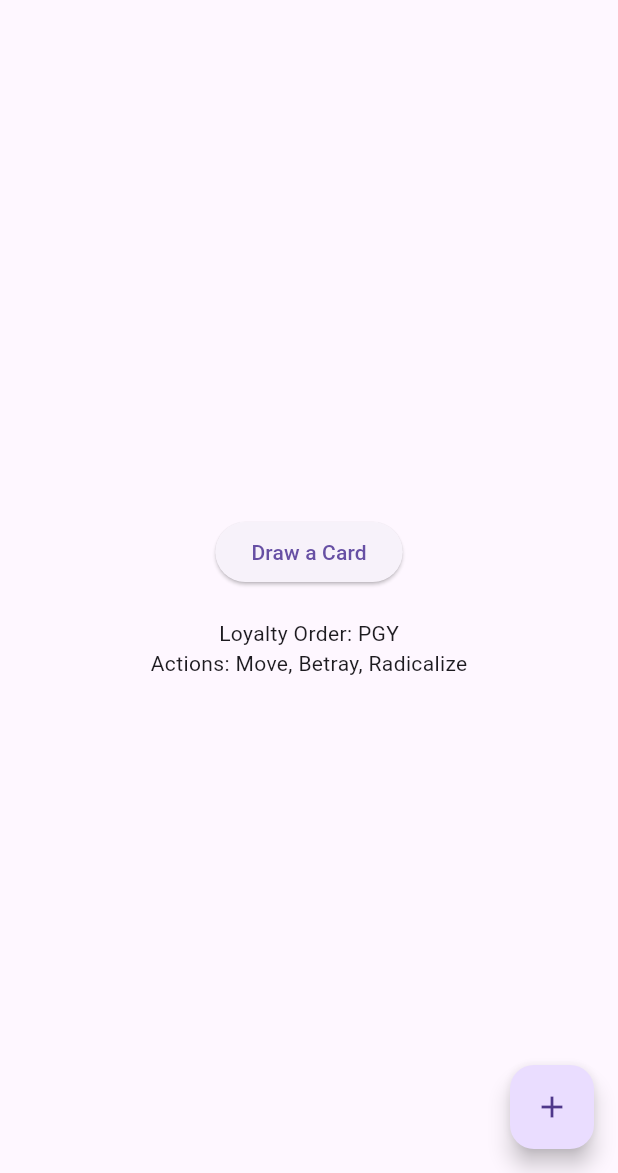
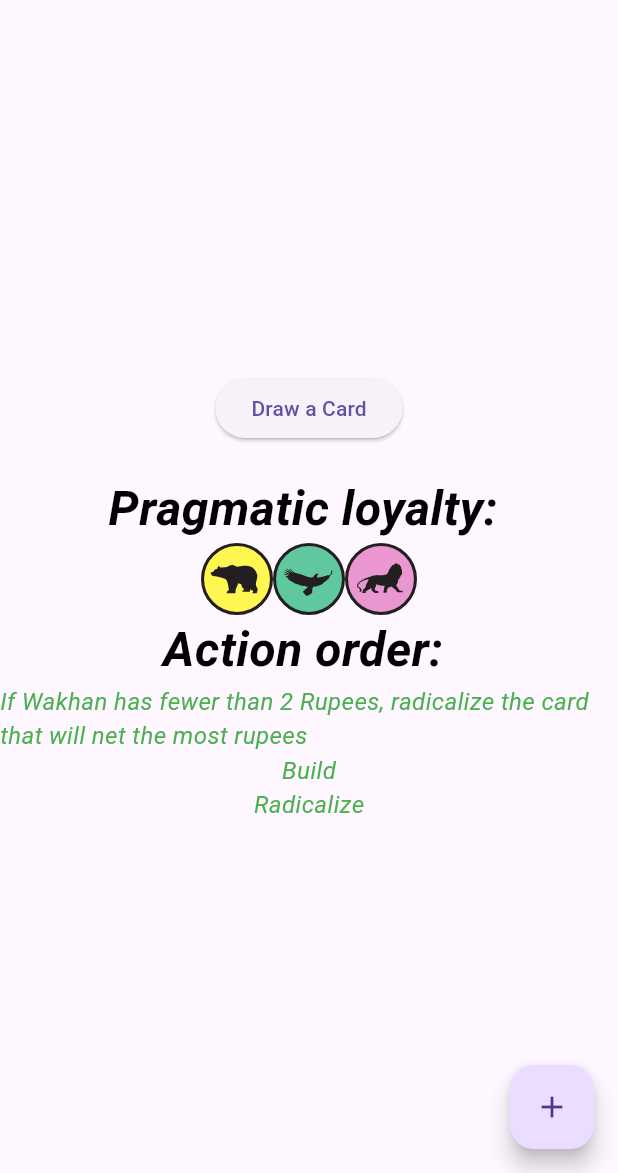
Before and after one commit to SimonKarfunkel/PP2E_WakhanCompanion, a Flutter app: the screen it shows after launch, on a phone screen of 412 x 824 dp, the part 63-1236 px from its top. Run offline on Flutter 3.47's test engine with Material 3 defaults, Android fonts, the light colour scheme and no system bars; our stand-ins replace flutter_svg.

Commit message:
Changed layout and added functionality to render SVGs.

```diff
--- a/lib/main.dart
+++ b/lib/main.dart
@@ -1,5 +1,7 @@
 import 'package:flutter/material.dart';
 import 'dart:math';
+import 'package:flutter_svg/flutter_svg.dart';
+
 
 
 
@@ -19,15 +21,25 @@ class Card {
   Card(this.loyaltyOrder, this.actions, this.redArrowPos, this.blackArrowPos, this.regionPriority, this.backUpperPos, this.numberOrder);
 }
 
-//R = RECTANGLE = KANDAHAR
-//O = OCTAGON = HERAT
-//S = STAR = PERSIA
-//P = PENTAGON = KABUL
-//A = DOUBLE STAR = TRANSCASPIA
-//C = CIRCLE = PUNJAB
+  // Creating a map with shape abbreviations and their corresponding full names
+  Map<String, String> shapeMap = {
+    'R': 'RECTANGLE',
+    'O': 'OCTAGON',
+    'S': 'STAR',
+    'P': 'PENTAGON',
+    'A': 'DOUBLE STAR',
+    'C': 'CIRCLE',
+  };
+
+    // Creating a map with shape abbreviations and their corresponding full names
+  Map<String, String> loyaltyMap = {
+    'G': 'graphics/green.svg',
+    'P': 'graphics/pink.svg',
+    'Y': 'graphics/yellow.svg',
+  };
 
 
-
+//  ${shapeMap['R']}
 
 final List<Card> cards = [
   Card("PGY", ["Move", "Betray", "Radicalize"], 1, 4, "ROSPAC", "TOP", [1,2,3,4,5,0]),
@@ -36,10 +48,8 @@ final List<Card> cards = [
   Card("GPY", ["If Wakhan has no card with the move action, radicalize a card with move action", "Move", "Radicalize"], 1, 0, "SRPOCA", "BOTTOM", [5,0,1,2,3,4]),
   Card("YGP", ["Tax", "If military cards are favored, radicalize the highest ranked military card", "Radicalize"], 1, 2, "APRSOC", "TOP", [3,4,5,0,1,2]),
   Card("GYP", ["Battle on the highest priority court card with the most spies where Wakhan also has at least one spy", "Battle", "Radicalize"], 0, 3, "PASCRO", "BOTTOM", [2,3,4,5,0,1]),
-
-  Card("PGY", ["Move", "Betray", "Radicalize"], 1, 4, "ROSPAC", "TOP", [1,2,3,4,5,0]),
-
-  Card("PGY", ["Move", "Betray", "Radicalize"], 1, 4, "ROSPAC", "TOP", [1,2,3,4,5,0]),
+  Card("GPY", ["If Wakhan has fewer spies than any other player then radicalize the highest ranked intelligence card", "Battle on the highest priority court card with the most spies where Wakhan also has at least one spy", "Radicalize"], 1, 1, "SAPCRO", "TOP", [4,5,0,1,2,3]),
+  Card("YGP", ["If Wakhan has fewer than 2 Rupees, radicalize the card that will net the most rupees", "Build", "Radicalize"], 1, 1, "ROPASC", "BOTTOM", [2,3,4,5,0,1]),
 
   Card("PGY", ["Move", "Betray", "Radicalize"], 1, 4, "ROSPAC", "TOP", [1,2,3,4,5,0]),
 
@@ -171,13 +181,60 @@ class _MyHomePageState extends State<MyHomePage> {
       final card = shuffledCards[_cardIndex];
       return Column(
         children: [
-          Text("Loyalty Order: ${card.loyaltyOrder}"),
-          Text("Actions: ${card.actions.join(', ')}"),
+          Text(
+                "Pragmatic loyalty: ",
+                style: TextStyle(
+                  fontSize: 32, // Adjust font size
+                  fontWeight: FontWeight.bold, // Apply bold style
+                  fontStyle: FontStyle.italic, // Apply italic style
+                  color: Colors.black, // Change text color
+                ),
+              ),
+          Row(
+            mainAxisSize: MainAxisSize.min,
+            children: [
+
+              for (final loyalty in card.loyaltyOrder.characters)   // Use map to display images for each letter in card.loyaltyOrder
+              SvgPicture.asset(
+                loyaltyMap[loyalty] ?? '', // Load SVG from asset
+                width: 48, // Adjust width as needed
+                height: 48, // Adjust height as needed
+              ),
+
+            ],
+          ),
+          Text(
+                "Action order: ",
+                style: TextStyle(
+                  fontSize: 32, // Adjust font size
+                  fontWeight: FontWeight.bold, // Apply bold style
+                  fontStyle: FontStyle.italic, // Apply italic style
+                  color: Colors.black, // Change text color
+                ),
+              ),
+
+          for (final action in card.actions)   // Use map to display images for each letter in card.loyaltyOrder
+              Text(
+                action,
+                style: TextStyle(
+                  fontSize: 16, // Adjust font size
+                  fontStyle: FontStyle.italic, // Apply italic style
+                  color: Colors.green, // Change text color
+                ),
+              ),
+
           // Add more card attributes here
         ],
       );
     } else {
-      return Text("No more cards");
+      return Text(
+        "No more cards",
+        style: TextStyle(
+          fontSize: 18, // Adjust font size
+          fontWeight: FontWeight.bold, // Apply bold style
+          color: Colors.red, // Change text color
+        ),
+      );
     }
   }
 
--- a/pubspec.yaml
+++ b/pubspec.yaml
@@ -30,6 +30,7 @@ environment:
 dependencies:
   flutter:
     sdk: flutter
+  flutter_svg: ^0.22.0
 
 
   # The following adds the Cupertino Icons font to your application.
@@ -52,6 +53,8 @@ dev_dependencies:
 
 # The following section is specific to Flutter packages.
 flutter:
+  assets:
+    - graphics/
 
   # The following line ensures that the Material Icons font is
   # included with your application, so that you can use the icons in
```
Also changed, not shown: graphics/circle.svg (added), graphics/double_star.svg (added), graphics/green.svg (added), graphics/octagon.svg (added), graphics/pentagon.svg (added), graphics/pink.svg (added), graphics/rectangle.svg (added), graphics/star.svg (added), graphics/yellow.svg (added), pubspec.lock, 1 other file.
